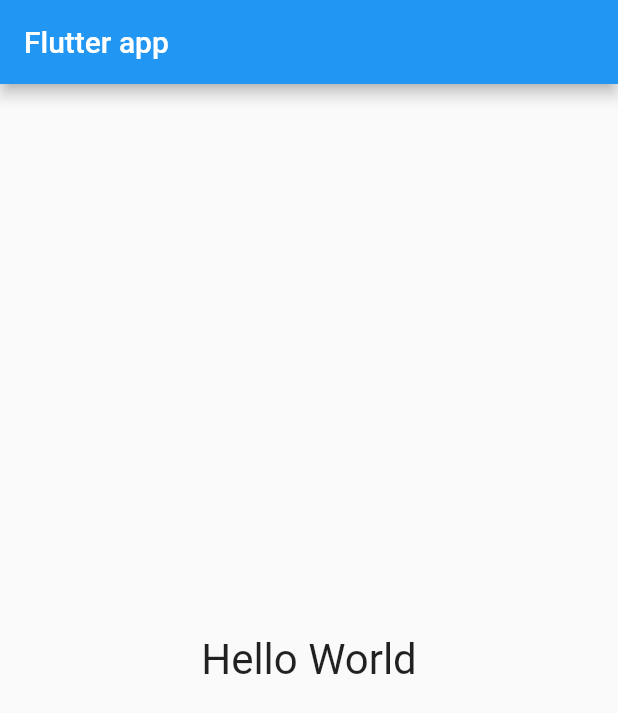
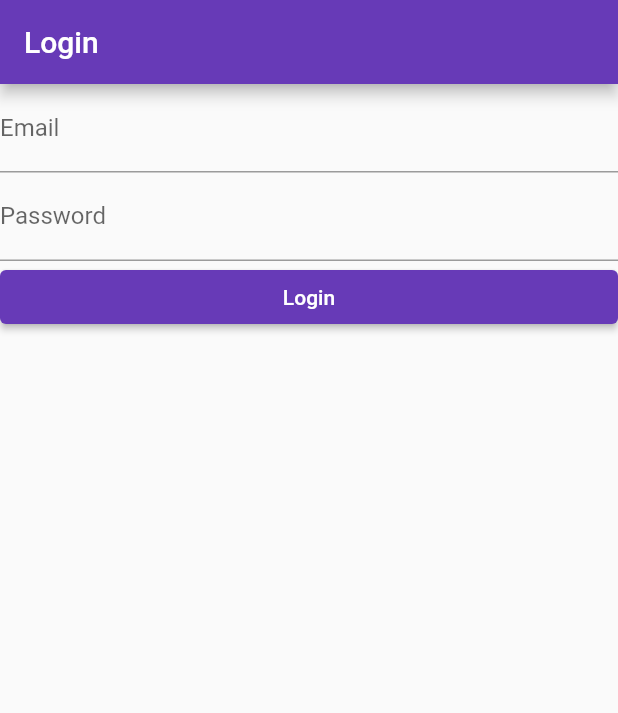
Before and after one commit to alijumaan/flutter-learning, a Flutter app: the screen it shows after launch, on a phone screen of 412 x 824 dp. Shown: the top 713 px of the screen. Run offline on Flutter 3.47's test engine with Material 2 defaults, Android fonts, the phone set to English and light mode, and no system bars.

Commit message:
create login form

```diff
--- a/lib/main.dart
+++ b/lib/main.dart
@@ -1,24 +1,42 @@
 import 'package:flutter/material.dart';
 
-void main() => runApp(MyApp());
+void main() => runApp(const MyApp());
 
 class MyApp extends StatelessWidget {
+  const MyApp({Key? key}) : super(key: key);
+
   @override
   Widget build(BuildContext context) {
     return MaterialApp(
       title: 'Flutter App',
       theme: ThemeData(
-        primarySwatch: Colors.blue,
+        primarySwatch: Colors.deepPurple,
       ),
       home: Scaffold(
         appBar: AppBar(
-          title: Text('Flutter app'),
+          title: const Text('Login'),
         ),
-        body: Center(
-          child: Text(
-            'Hello World',
-            style: TextStyle(fontSize: 28),
-          ),
+        body: Column(
+          children: <Widget> [
+            const TextField(
+              keyboardType: TextInputType.emailAddress,
+              decoration: InputDecoration(
+                  labelText: 'Email'
+              ),
+            ),
+            const TextField(
+              keyboardType: TextInputType.visiblePassword,
+              decoration: InputDecoration(
+                  labelText: 'Password'
+              ),
+            ),
+            ElevatedButton(
+                onPressed: () => print('login clicked'),
+                child: const Text('Login'),
+                style: ElevatedButton.styleFrom(
+                    minimumSize: const Size(double.infinity, 36)),
+            )
+          ],
         ),
       )
     );
```
